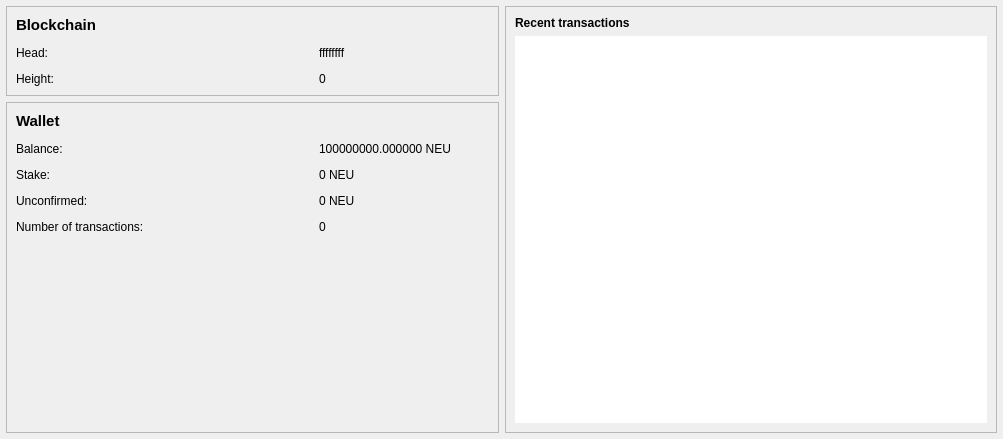
Before: the Qt Designer form src/qt/forms/overviewpage.ui in NeuCoin/neucoin, drawn with Qt 5.
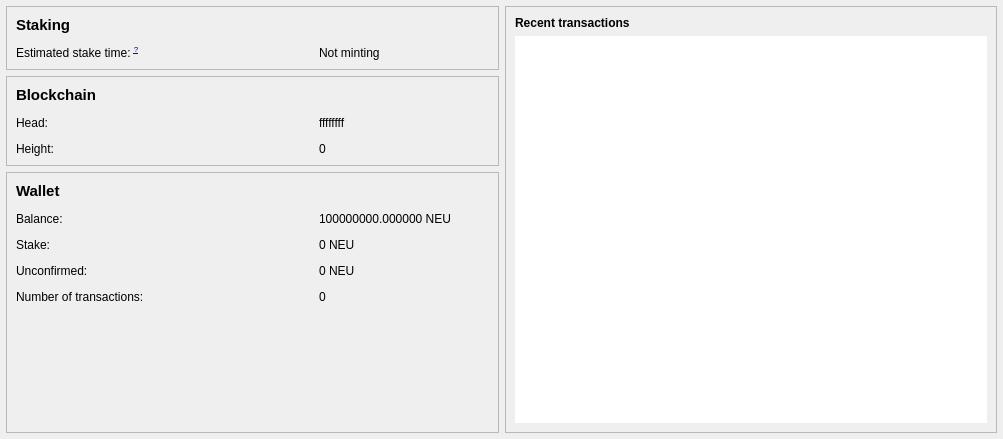
After: the same form once the commit is applied.

Commit message: Adds estimated stake time

The edit to the form file:
```diff
--- a/src/qt/forms/overviewpage.ui
+++ b/src/qt/forms/overviewpage.ui
@@ -28,6 +28,73 @@
    </property>
    <item>
     <layout class="QVBoxLayout" name="verticalLayout_2">
+     <item>
+      <widget class="QFrame" name="gridFrame">
+       <property name="frameShape">
+        <enum>QFrame::StyledPanel</enum>
+       </property>
+       <property name="frameShadow">
+        <enum>QFrame::Raised</enum>
+       </property>
+       <layout class="QGridLayout" name="gridLayout_3">
+        <property name="leftMargin">
+         <number>9</number>
+        </property>
+        <property name="topMargin">
+         <number>9</number>
+        </property>
+        <property name="rightMargin">
+         <number>9</number>
+        </property>
+        <property name="bottomMargin">
+         <number>9</number>
+        </property>
+        <property name="spacing">
+         <number>12</number>
+        </property>
+        <item row="1" column="0">
+         <widget class="QLabel" name="labelEstimatedStakeTimeName">
+          <property name="sizePolicy">
+           <sizepolicy hsizetype="Expanding" vsizetype="Preferred">
+            <horstretch>0</horstretch>
+            <verstretch>0</verstretch>
+           </sizepolicy>
+          </property>
+          <property name="text">
+           <string>Estimated stake time: &lt;sup&gt;&lt;a href='https://github.com/NeuCoin/neucoin-dev/blob/master/doc/faq.md#why-isnt-my-client-minting'&gt;?&lt;/a&gt;&lt;/sup&gt;</string>
+          </property>
+         </widget>
+        </item>
+        <item row="0" column="0">
+         <widget class="QLabel" name="labelStaking">
+          <property name="font">
+           <font>
+            <pointsize>11</pointsize>
+            <weight>75</weight>
+            <bold>true</bold>
+           </font>
+          </property>
+          <property name="text">
+           <string>Staking</string>
+          </property>
+         </widget>
+        </item>
+        <item row="1" column="1">
+         <widget class="QLabel" name="labelEstimatedStakeTime">
+          <property name="minimumSize">
+           <size>
+            <width>170</width>
+            <height>0</height>
+           </size>
+          </property>
+          <property name="text">
+           <string>Not minting</string>
+          </property>
+         </widget>
+        </item>
+       </layout>
+      </widget>
+     </item>
      <item>
       <widget class="QFrame" name="formFrame">
        <property name="frameShape">
```
The commit also changes 14 other files.
